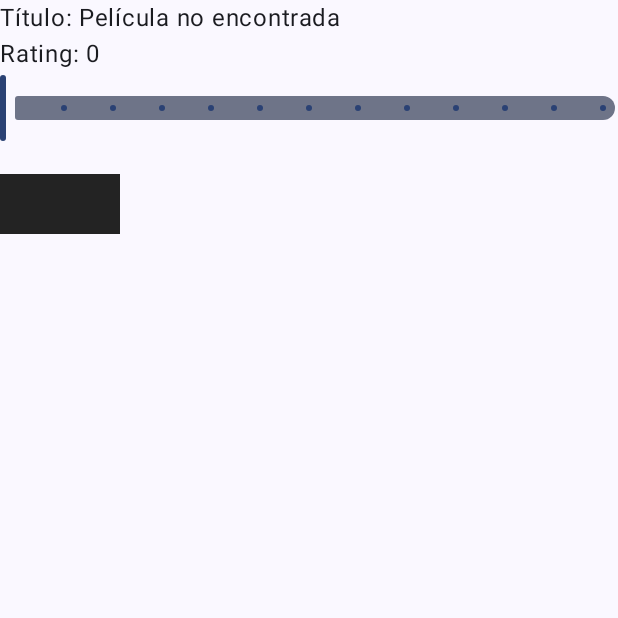
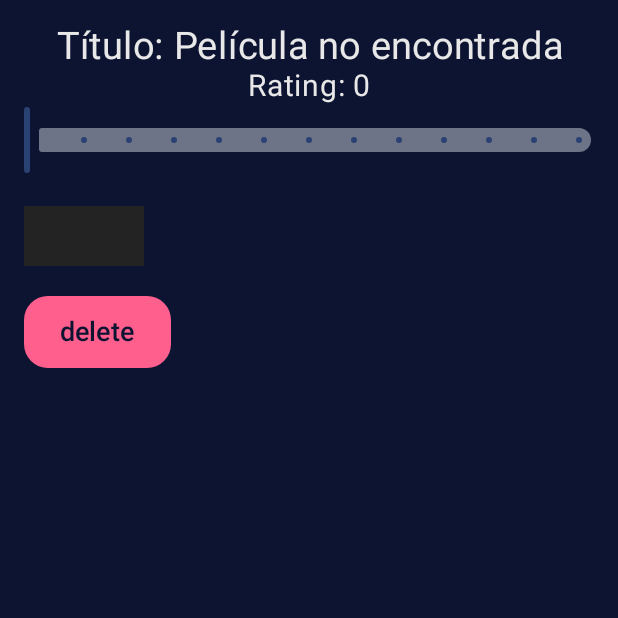
Before and after one commit to GuidoGirardo/rating_movies, an Android app built with Jetpack Compose: the composable MoviesDetail called with empty values, on a phone screen of 412 x 824 dp, the top half of it. Run offline under Robolectric (Android 15) with nearby library versions, the phone set to English and light mode, and no system bars.

Commit message:
delete movie

```diff
--- a/app/src/main/java/com/damaris/rating_movies/ViewModel/MovieViewModel.kt
+++ b/app/src/main/java/com/damaris/rating_movies/ViewModel/MovieViewModel.kt
@@ -71,4 +71,12 @@ class MovieViewModel : ViewModel() {
         }
     }
 
+    fun deleteMovie(movieId: Int){
+        viewModelScope.launch(Dispatchers.IO) {
+            movieDao.deleteMovie(movieId)
+            val updatedMovies = movieDao.getAllMovies()
+            _movies.postValue(updatedMovies)
+        }
+    }
+
 }
--- a/app/src/main/java/com/damaris/rating_movies/model/MovieDao.kt
+++ b/app/src/main/java/com/damaris/rating_movies/model/MovieDao.kt
@@ -21,4 +21,7 @@ interface MovieDao {
 
     @Query("UPDATE movies SET rating = :rating WHERE id = :movieId")
     fun changeMovieRating(movieId: Int, rating: Int)
+
+    @Query("DELETE FROM movies WHERE id = :movieId")
+    fun deleteMovie(movieId: Int)
 }
--- a/app/src/main/java/com/damaris/rating_movies/view/screens/MoivesDetail.kt
+++ b/app/src/main/java/com/damaris/rating_movies/view/screens/MoivesDetail.kt
@@ -1,10 +1,15 @@
 package com.damaris.rating_movies.view.screens
 
 import androidx.compose.foundation.Image
+import androidx.compose.foundation.background
 import androidx.compose.foundation.layout.Column
 import androidx.compose.foundation.layout.fillMaxSize
 import androidx.compose.foundation.layout.fillMaxWidth
+import androidx.compose.foundation.layout.padding
 import androidx.compose.foundation.layout.size
+import androidx.compose.foundation.shape.RoundedCornerShape
+import androidx.compose.material3.Button
+import androidx.compose.material3.ButtonDefaults
 import androidx.compose.material3.Slider
 import androidx.compose.material3.Text
 import androidx.compose.runtime.Composable
@@ -15,10 +20,16 @@ import androidx.compose.runtime.remember
 import androidx.compose.runtime.setValue
 import androidx.compose.ui.Modifier
 import androidx.compose.ui.res.painterResource
+import androidx.compose.ui.text.style.TextAlign
+import androidx.compose.ui.tooling.preview.Preview
 import androidx.compose.ui.unit.dp
+import androidx.compose.ui.unit.sp
 import androidx.navigation.NavController
 import com.damaris.rating_movies.R
 import com.damaris.rating_movies.ViewModel.MovieViewModel
+import com.damaris.rating_movies.view.ui.theme.background
+import com.damaris.rating_movies.view.ui.theme.borderColor
+import com.damaris.rating_movies.view.ui.theme.textColor
 
 @Composable
 fun MoviesDetail(navController: NavController, viewModel: MovieViewModel, movieId: Int) {
@@ -40,10 +51,25 @@ fun MoviesDetail(navController: NavController, viewModel: MovieViewModel, movieI
     }
 
     Column(
-        modifier = Modifier.fillMaxSize()
-    ){
-        Text(text = "Título: $title")
-        Text(text = "Rating: $rating")
+        modifier = Modifier
+            .fillMaxSize()
+            .background(background)
+            .padding(16.dp)
+    ) {
+        Text(
+            modifier = Modifier.fillMaxWidth(),
+            text = "Título: $title",
+            color = textColor,
+            fontSize = 25.sp,
+            textAlign = TextAlign.Center
+        )
+        Text(
+            modifier = Modifier.fillMaxWidth(),
+            text = "Rating: $rating",
+            color = textColor,
+            fontSize = 20.sp,
+            textAlign = TextAlign.Center
+        )
         Slider(
             value = rating.toFloat(),
             onValueChange = { newRating ->
@@ -60,5 +86,23 @@ fun MoviesDetail(navController: NavController, viewModel: MovieViewModel, movieI
             contentDescription = null,
             modifier = Modifier.size(80.dp)
         )
+
+        Button(
+            onClick = {
+                viewModel.deleteMovie(movieId)
+                navController.navigate("movies_main")
+            },
+            modifier = Modifier.background(borderColor, RoundedCornerShape(16.dp)),
+            colors = ButtonDefaults.buttonColors(
+                borderColor
+            )
+        ){
+            Text(
+                "delete",
+                color = background,
+                modifier = Modifier.background(borderColor, RoundedCornerShape(24.dp)),
+                fontSize = 18.sp
+            )
+        }
     }
 }
--- a/app/src/main/java/com/damaris/rating_movies/view/screens/MoviesMain.kt
+++ b/app/src/main/java/com/damaris/rating_movies/view/screens/MoviesMain.kt
@@ -103,7 +103,7 @@ fun MoviesMain(navController: NavController, viewModel: MovieViewModel = viewMod
             ) {
                 Text(
                     "enviar",
-                    color = itemColor,
+                    color = background,
                     modifier = Modifier.background(borderColor, RoundedCornerShape(24.dp)),
                     fontSize = 18.sp
                 )
@@ -117,7 +117,7 @@ fun MovieItem(movie: MovieEntity, onItemClick: () -> Unit) {
     Box(
         modifier = Modifier
             .fillMaxWidth()
-            .height(50.dp)
+            .height(65.dp)
             .background(itemColor, RoundedCornerShape(16.dp))
             .clickable(onClick = onItemClick)
             .border(
```
